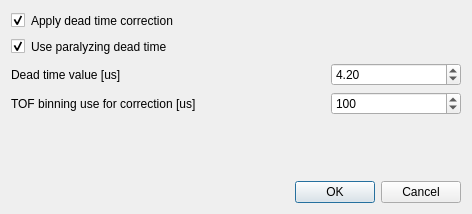
This is RefRed/interfaces/deadtime_settings.ui in neutrons/RefRed as Qt 5 draws it before an edit. The edited form follows.
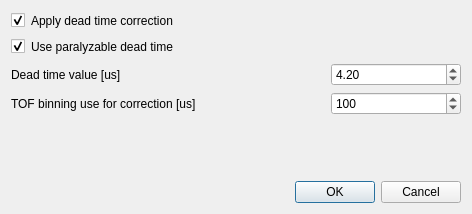
This is the edited form.

Commit message: add option dialog

```diff
--- a/RefRed/interfaces/deadtime_settings.ui
+++ b/RefRed/interfaces/deadtime_settings.ui
@@ -77,7 +77,7 @@
           <string>&lt;html&gt;&lt;head/&gt;&lt;body&gt;&lt;p&gt;Use two background regions to estimate the background under the peak&lt;/p&gt;&lt;/body&gt;&lt;/html&gt;</string>
          </property>
          <property name="text">
-          <string>Use paralyzing dead time</string>
+          <string>Use paralyzable dead time</string>
          </property>
         </widget>
        </item>
```
Left out of the diff: 2 changed lines with no effect on the pictures. The commit also changes 5 other files.
